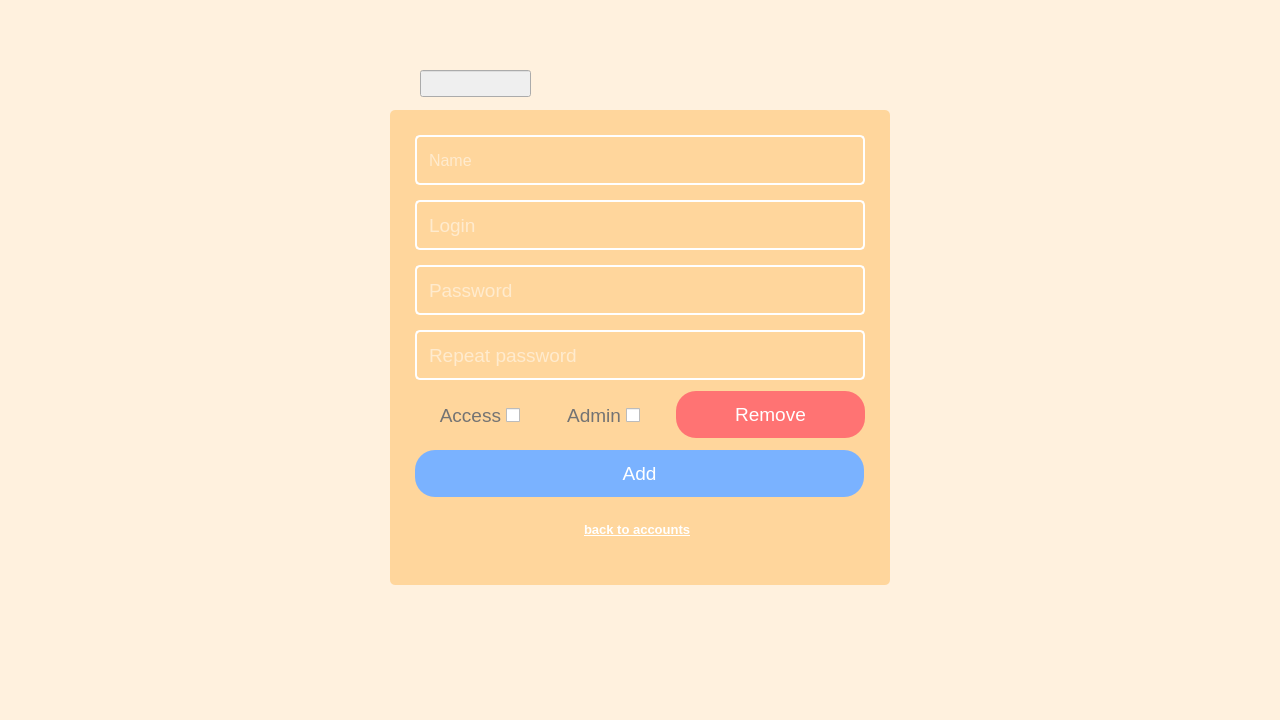
Qt form QtWidgetsApplication1/QtWidgetsApplication1.ui (AlexanderSimakov/KursWork2) before a commit.
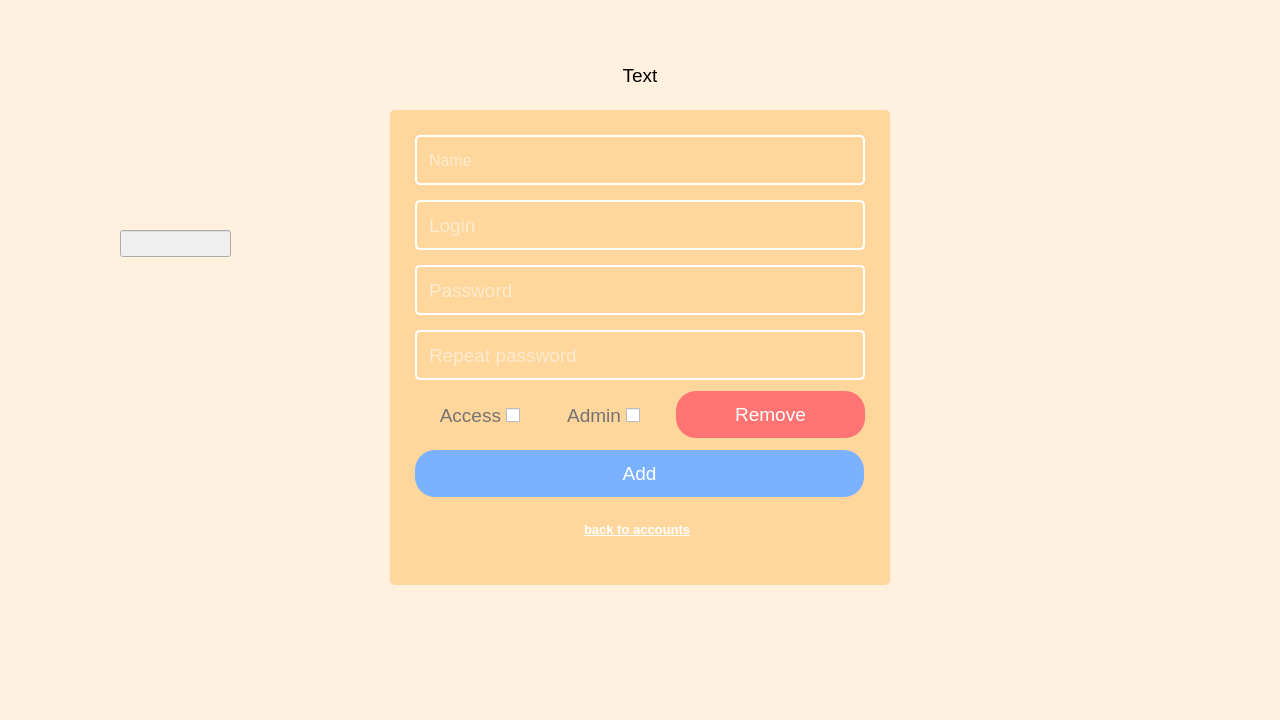
The same form after that commit. The open tabs and pages were chosen to show the change.

Commit message: Add title at account creation/editing page

```diff
--- a/QtWidgetsApplication1/QtWidgetsApplication1.ui
+++ b/QtWidgetsApplication1/QtWidgetsApplication1.ui
@@ -414,8 +414,8 @@
         </property>
         <property name="geometry">
          <rect>
-          <x>420</x>
-          <y>70</y>
+          <x>120</x>
+          <y>230</y>
           <width>111</width>
           <height>27</height>
          </rect>
@@ -444,6 +444,27 @@
          <string>Remove</string>
         </property>
        </widget>
+       <widget class="QLabel" name="editAccountPage_title">
+        <property name="geometry">
+         <rect>
+          <x>415</x>
+          <y>50</y>
+          <width>450</width>
+          <height>50</height>
+         </rect>
+        </property>
+        <property name="font">
+         <font>
+          <pointsize>14</pointsize>
+         </font>
+        </property>
+        <property name="text">
+         <string>Text</string>
+        </property>
+        <property name="alignment">
+         <set>Qt::AlignCenter</set>
+        </property>
+       </widget>
        <zorder>label_2</zorder>
        <zorder>lineEdit_2</zorder>
        <zorder>lineEdit_6</zorder>
```
Left out of the diff: 1 changed line with no effect on the pictures. The commit also changes 2 other files.
